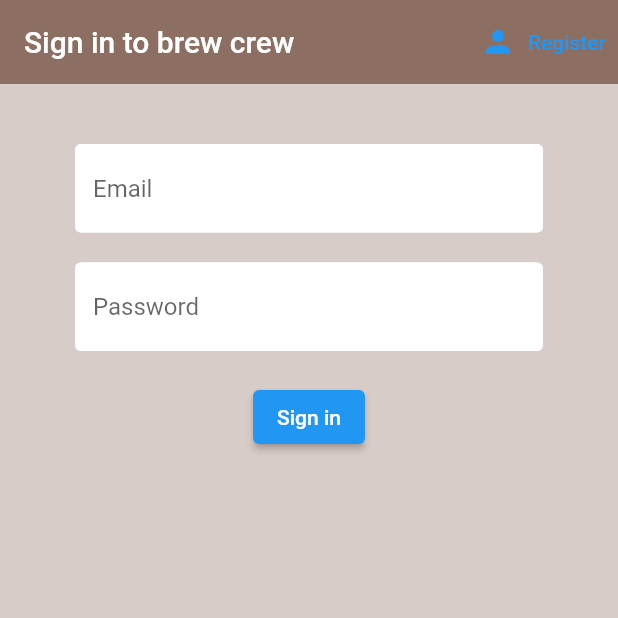
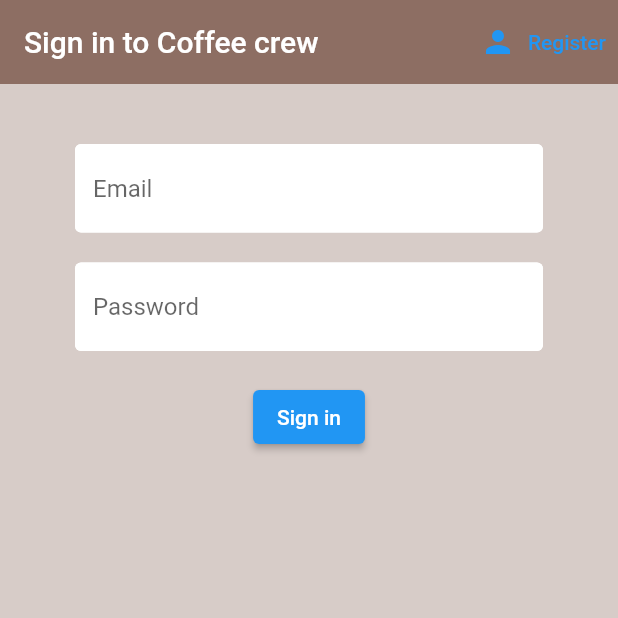
Before and after one commit to ImAshishMaan/Coffee_Crew, a Flutter app: the screen it shows after launch, on a phone screen of 412 x 824 dp, the top half of it. Run offline on Flutter 3.47's test engine with Material 2 defaults, Android fonts, the phone set to English and light mode, and no system bars; our stand-ins replace cloud_firestore, firebase_auth, firebase_core; accounts and stored records are empty.

Commit message:
minor changes

```diff
--- a/lib/models/brew.dart
+++ b/lib/models/brew.dart
@@ -1,7 +1,7 @@
-class Brew {
+class Coffee {
   final String? name;
   final String? sugars;
   final int? strength;
 
-  Brew({this.name, this.sugars, this.strength});
+  Coffee({this.name, this.sugars, this.strength});
 }
--- a/lib/screens/authenticate/register.dart
+++ b/lib/screens/authenticate/register.dart
@@ -31,7 +31,7 @@ class _RegisterState extends State<Register> {
             appBar: AppBar(
               backgroundColor: Colors.brown[400],
               elevation: 0.0,
-              title: Text("SignUp in to brew crew"),
+              title: Text("SignUp in to Coffee crew"),
               actions: [
                 TextButton.icon(
                   icon: Icon(Icons.person),
--- a/lib/screens/authenticate/sign_in.dart
+++ b/lib/screens/authenticate/sign_in.dart
@@ -32,7 +32,7 @@ class _SignInState extends State<SignIn> {
             appBar: AppBar(
               backgroundColor: Colors.brown[400],
               elevation: 0.0,
-              title: Text("Sign in to brew crew"),
+              title: Text("Sign in to Coffee crew"),
               actions: [
                 TextButton.icon(
                   icon: Icon(Icons.person),
--- a/lib/screens/home/brew_list.dart
+++ b/lib/screens/home/brew_list.dart
@@ -11,7 +11,7 @@ class BrewList extends StatefulWidget {
 class _BrewListState extends State<BrewList> {
   @override
   Widget build(BuildContext context) {
-    final brews = Provider.of<List<Brew>?>(context);
+    final brews = Provider.of<List<Coffee>?>(context);
     //print(brew.document)
     // brews.forEach((brew) {
     //   print(brew.name);
--- a/lib/screens/home/brew_tile.dart
+++ b/lib/screens/home/brew_tile.dart
@@ -2,7 +2,7 @@ import 'package:firebase_login_flutter/models/brew.dart';
 import 'package:flutter/material.dart';
 
 class BrewTile extends StatelessWidget {
-  final Brew? brew;
+  final Coffee? brew;
 
   BrewTile({this.brew});
 
--- a/lib/screens/home/home.dart
+++ b/lib/screens/home/home.dart
@@ -1,5 +1,3 @@
-import 'dart:ui';
-
 import 'package:firebase_login_flutter/models/brew.dart';
 import 'package:firebase_login_flutter/screens/home/brew_list.dart';
 import 'package:firebase_login_flutter/screens/home/settings_form.dart';
@@ -20,16 +18,17 @@ class Home extends StatelessWidget {
             padding: EdgeInsets.symmetric(vertical: 20, horizontal: 60),
             child: SettingsForm(),
           );
-          });
+        },
+      );
     }
 
-    return StreamProvider<List<Brew>?>.value(
+    return StreamProvider<List<Coffee>?>.value(
       value: DatabaseService().brews,
       initialData: null,
       child: Scaffold(
         backgroundColor: Colors.brown[50],
         appBar: AppBar(
-          title: Text("Brew Crew"),
+          title: Text("Coffee Crew"),
           backgroundColor: Colors.brown[400],
           elevation: 0.0,
           actions: [
--- a/lib/services/database.dart
+++ b/lib/services/database.dart
@@ -19,9 +19,9 @@ class DatabaseService {
   }
 
   //brew list from snapshot
-  List<Brew>? _brewListFromSnapshot(QuerySnapshot snapshot) {
+  List<Coffee>? _brewListFromSnapshot(QuerySnapshot snapshot) {
     return snapshot.docs.map((doc) {
-      return Brew(
+      return Coffee(
         name: doc.get('name') ?? '',
         strength: doc.get('strength') ?? 0,
         sugars: doc.get('sugars') ?? '0',
@@ -39,7 +39,7 @@ class DatabaseService {
   }
 
   //Get brews stream
-  Stream<List<Brew>?> get brews {
+  Stream<List<Coffee>?> get brews {
     return brewCollection.snapshots().map(_brewListFromSnapshot);
   }
 
--- a/pubspec.yaml
+++ b/pubspec.yaml
@@ -49,8 +49,8 @@ flutter:
   uses-material-design: true
 
   # To add assets to your application, add an assets section, like this:
-   assets:
-     - assets/coffee_bg.png
+  assets:
+    - assets/coffee_bg.png
   #   - images/a_dot_ham.jpeg
 
   # An image asset can refer to one or more resolution-specific "variants", see
```
Lines whose indentation alone changed are shown as unchanged.
